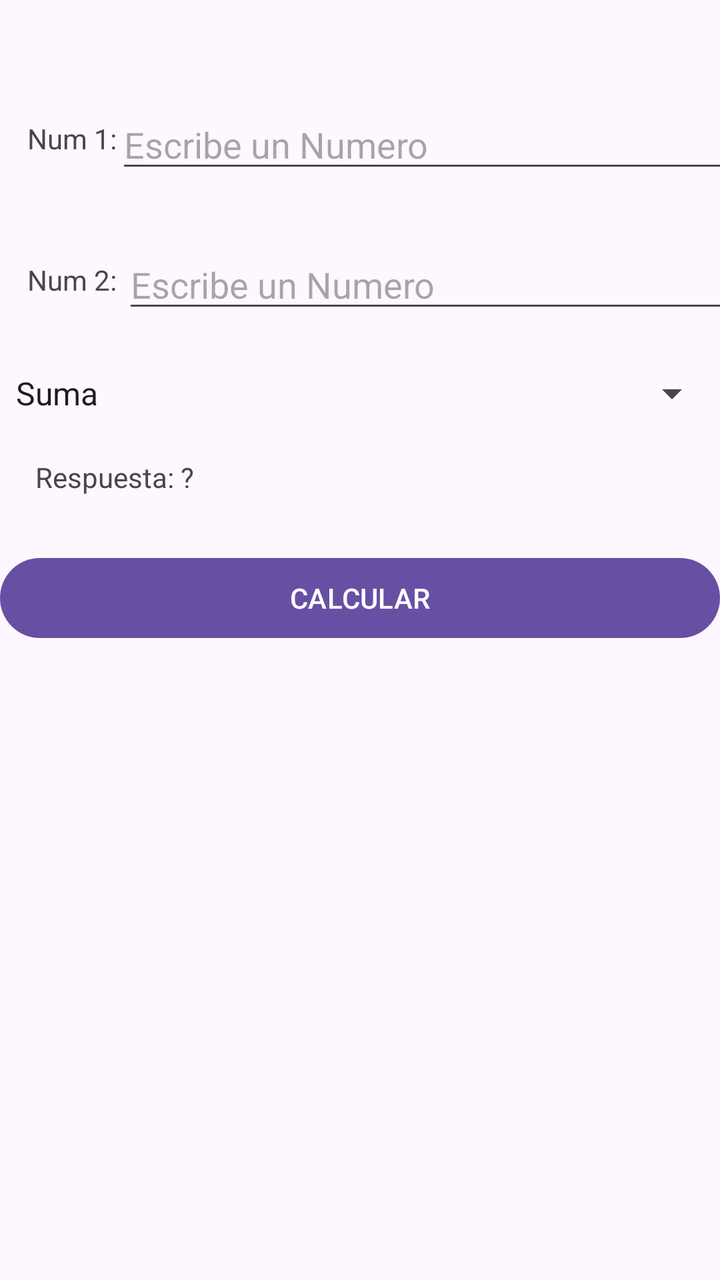
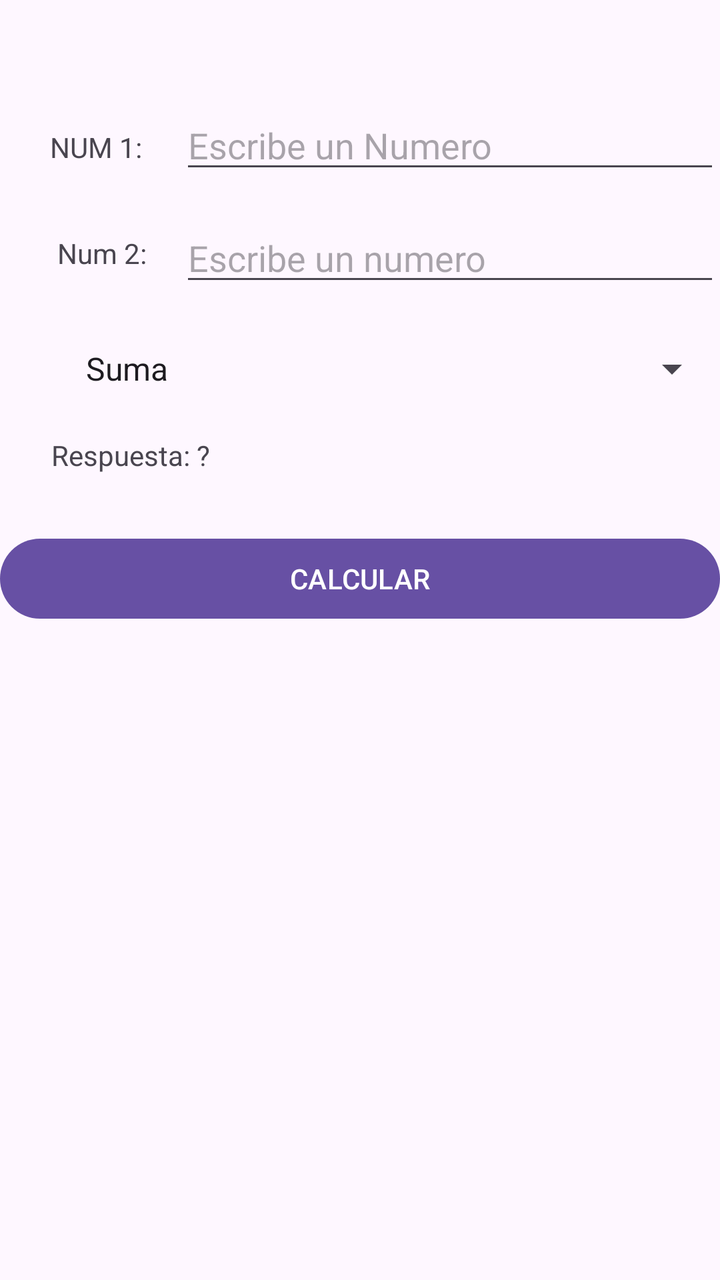

Before-and-after screenshots of an Android layout around one commit, followed by the original layout XML and the change that was made.
<!-- AndroidManifest.xml: application theme Theme.MiPrimeraApp -->
<!-- res/layout/activity_main.xml -->
<?xml version="1.0" encoding="utf-8"?>
<androidx.constraintlayout.widget.ConstraintLayout xmlns:android="http://schemas.android.com/apk/res/android"
    xmlns:app="http://schemas.android.com/apk/res-auto"
    xmlns:tools="http://schemas.android.com/tools"
    android:id="@+id/main"
    android:layout_width="match_parent"
    android:layout_height="match_parent"
    tools:context=".MainActivity">

    <TextView
        android:id="@+id/lblNum1"
        android:layout_width="wrap_content"
        android:layout_height="wrap_content"
        android:text="Num 1:"
        app:layout_constraintBottom_toBottomOf="parent"
        app:layout_constraintEnd_toEndOf="parent"
        app:layout_constraintHorizontal_bias="0.043"
        app:layout_constraintStart_toStartOf="parent"
        app:layout_constraintTop_toTopOf="parent"
        app:layout_constraintVertical_bias="0.096" />

    <EditText

        android:id="@+id/txtNum1"
        android:layout_width="307dp"
        android:layout_height="41dp"
        android:layout_marginLeft="85dp"
        android:hint="Escribe un Numero"
        app:layout_constraintBottom_toBottomOf="parent"
        app:layout_constraintEnd_toEndOf="parent"
        app:layout_constraintHorizontal_bias="0.846"
        app:layout_constraintStart_toStartOf="parent"
        app:layout_constraintTop_toTopOf="parent"
        app:layout_constraintVertical_bias="0.084" />

    <TextView
        android:id="@+id/lblNum2"
        android:layout_width="wrap_content"
        android:layout_height="wrap_content"
        android:text="Num 2:"
        app:layout_constraintBottom_toBottomOf="parent"
        app:layout_constraintEnd_toEndOf="parent"
        app:layout_constraintHorizontal_bias="0.043"
        app:layout_constraintStart_toStartOf="parent"
        app:layout_constraintTop_toTopOf="parent"
        app:layout_constraintVertical_bias="0.21" />

    <EditText

        android:id="@+id/txtNum2"
        android:layout_width="307dp"
        android:layout_height="41dp"
        android:layout_marginLeft="85dp"
        android:hint="Escribe un Numero"
        app:layout_constraintBottom_toBottomOf="parent"
        app:layout_constraintEnd_toEndOf="parent"
        app:layout_constraintHorizontal_bias="0.74"
        app:layout_constraintStart_toStartOf="parent"
        app:layout_constraintTop_toTopOf="parent"
        app:layout_constraintVertical_bias="0.201" />


    <TextView
        android:id="@+id/lblRespuesta"
        android:layout_width="wrap_content"
        android:layout_height="wrap_content"
        android:text="Respuesta: ?"
        app:layout_constraintBottom_toBottomOf="parent"
        app:layout_constraintEnd_toEndOf="parent"
        app:layout_constraintHorizontal_bias="0.063"
        app:layout_constraintStart_toStartOf="parent"
        app:layout_constraintTop_toBottomOf="@+id/lblNum2"
        app:layout_constraintVertical_bias="0.169" />

    <Spinner
        android:id="@+id/cboOpciones"
        android:entries="@array/opciones"
        android:layout_width="match_parent"
        android:layout_height="wrap_content"
        app:layout_constraintBottom_toTopOf="@+id/btnCalcular"
        app:layout_constraintTop_toBottomOf="@+id/txtNum2"
        app:layout_constraintVertical_bias="0.26"
        tools:layout_editor_absoluteX="16dp" />


    <Button
        android:id="@+id/btnCalcular"
        android:layout_width="match_parent"
        android:layout_height="wrap_content"
        android:text="CALCULAR"
        app:layout_constraintBottom_toBottomOf="parent"
        app:layout_constraintTop_toBottomOf="@+id/txtNum2"
        app:layout_constraintVertical_bias="0.264"
        tools:layout_editor_absoluteX="0dp" />

</androidx.constraintlayout.widget.ConstraintLayout>
<!-- resources referenced by this layout -->
<resources>
  <string-array name="opciones">
          <item>Suma</item>
          <item>Resta</item>
          <item>Multiplicacion</item>
          <item>Division</item>
          <item>Factorial</item>
          <item>Porcentaje</item>
          <item>Exponenciación</item>
          <item>Raiz</item>
      </string-array>
  <style name="Theme.MiPrimeraApp" parent="Base.Theme.MiPrimeraApp" />
  <style name="Base.Theme.MiPrimeraApp" parent="Theme.Material3.DayNight.NoActionBar">
          
          
      </style>
</resources>

<!-- the commit's change to res/layout/activity_main.xml (unified diff, before → after) -->
@@ -11,20 +11,20 @@
         android:id="@+id/lblNum1"
         android:layout_width="wrap_content"
         android:layout_height="wrap_content"
-        android:text="Num 1:"
+        android:text="NUM 1: "
         app:layout_constraintBottom_toBottomOf="parent"
         app:layout_constraintEnd_toEndOf="parent"
-        app:layout_constraintHorizontal_bias="0.043"
+        app:layout_constraintHorizontal_bias="0.08"
         app:layout_constraintStart_toStartOf="parent"
         app:layout_constraintTop_toTopOf="parent"
-        app:layout_constraintVertical_bias="0.096" />
+        app:layout_constraintVertical_bias="0.103" />
 
     <EditText
 
         android:id="@+id/txtNum1"
-        android:layout_width="307dp"
-        android:layout_height="41dp"
-        android:layout_marginLeft="85dp"
+        android:layout_width="match_parent"
+        android:layout_height="wrap_content"
+        android:layout_marginLeft="90dp"
         android:hint="Escribe un Numero"
         app:layout_constraintBottom_toBottomOf="parent"
         app:layout_constraintEnd_toEndOf="parent"
@@ -40,24 +40,23 @@
         android:text="Num 2:"
         app:layout_constraintBottom_toBottomOf="parent"
         app:layout_constraintEnd_toEndOf="parent"
-        app:layout_constraintHorizontal_bias="0.043"
+        app:layout_constraintHorizontal_bias="0.091"
         app:layout_constraintStart_toStartOf="parent"
-        app:layout_constraintTop_toTopOf="parent"
-        app:layout_constraintVertical_bias="0.21" />
+        app:layout_constraintTop_toBottomOf="@+id/lblNum1"
+        app:layout_constraintVertical_bias="0.063" />
 
     <EditText
+        android:id="@+id/txtNum2"
+        android:layout_width="match_parent"
+        android:layout_height="wrap_content"
+        android:layout_marginLeft="90dp"
+        android:layout_marginTop="15dp"
+        android:hint="Escribe un numero"
+        app:layout_constraintBottom_toBottomOf="parent"
+        app:layout_constraintTop_toBottomOf="@+id/txtNum1"
+        app:layout_constraintVertical_bias="0.0"
+        tools:layout_editor_absoluteX="0dp" />
 
-        android:id="@+id/txtNum2"
-        android:layout_width="307dp"
-        android:layout_height="41dp"
-        android:layout_marginLeft="85dp"
-        android:hint="Escribe un Numero"
-        app:layout_constraintBottom_toBottomOf="parent"
-        app:layout_constraintEnd_toEndOf="parent"
-        app:layout_constraintHorizontal_bias="0.74"
-        app:layout_constraintStart_toStartOf="parent"
-        app:layout_constraintTop_toTopOf="parent"
-        app:layout_constraintVertical_bias="0.201" />
 
 
     <TextView
@@ -67,7 +66,7 @@
         android:text="Respuesta: ?"
         app:layout_constraintBottom_toBottomOf="parent"
         app:layout_constraintEnd_toEndOf="parent"
-        app:layout_constraintHorizontal_bias="0.063"
+        app:layout_constraintHorizontal_bias="0.091"
         app:layout_constraintStart_toStartOf="parent"
         app:layout_constraintTop_toBottomOf="@+id/lblNum2"
         app:layout_constraintVertical_bias="0.169" />
@@ -77,6 +76,7 @@
         android:entries="@array/opciones"
         android:layout_width="match_parent"
         android:layout_height="wrap_content"
+        android:layout_marginLeft="35dp"
         app:layout_constraintBottom_toTopOf="@+id/btnCalcular"
         app:layout_constraintTop_toBottomOf="@+id/txtNum2"
         app:layout_constraintVertical_bias="0.26"
